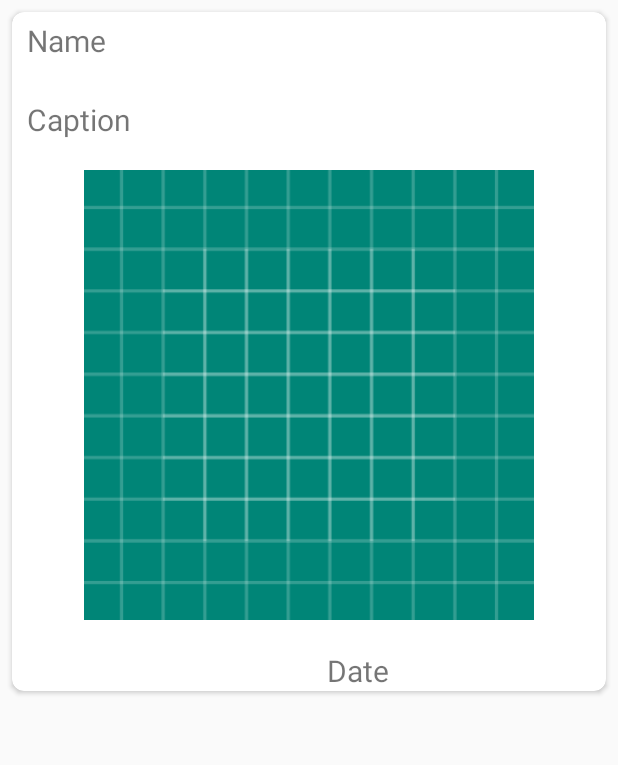
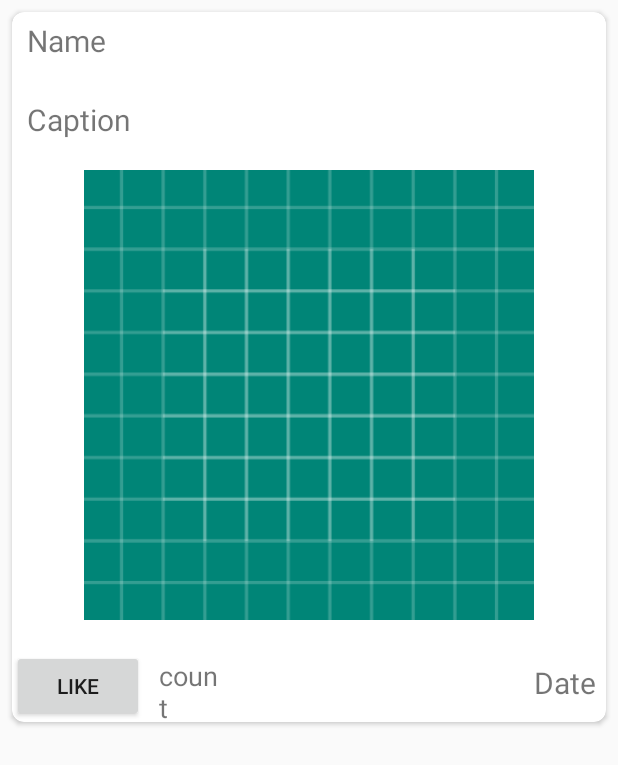
Before and after one commit to murligoel/INSTAGRAM, an Android app: the layout post_model.xml on its own in the app's theme, with its tools: preview values and no code run, on a phone screen of 412 x 824 dp. Shown: the top 765 px of the screen. Run offline under Robolectric (Android 15) with nearby library versions, the phone set to English and light mode, and no system bars.

Commit message:
added like feature for the posts

```diff
--- a/app/src/main/java/com/example/android/instagram/Interface/APIService.java
+++ b/app/src/main/java/com/example/android/instagram/Interface/APIService.java
@@ -2,6 +2,7 @@ package com.example.android.instagram.Interface;
 
 import com.example.android.instagram.fragments.SignUpFragment;
 import com.example.android.instagram.model.Auth;
+import com.example.android.instagram.model.Like;
 import com.example.android.instagram.model.Post;
 import com.example.android.instagram.model.PostList;
 import com.example.android.instagram.model.Profile;
@@ -62,5 +63,8 @@ public interface APIService {
     @GET("logout/")
     Call<ResponseBody> logOut(@Header("Authorzation") String authtoken);
 
+    @GET("like/{id}/")
+    Call<Like> createLike(@Path("id") String id, @Header("Authorization") String authToken);
+
 
 }
--- a/app/src/main/java/com/example/android/instagram/httpservice/HttpClientService.java
+++ b/app/src/main/java/com/example/android/instagram/httpservice/HttpClientService.java
@@ -16,7 +16,7 @@ public class HttpClientService {
 
 
         retrofit = new Retrofit.Builder()
-                .baseUrl("http://a362f339.ngrok.io/")
+                .baseUrl("http://692f2488.ngrok.io/")
                 .addConverterFactory(GsonConverterFactory.create())
                 .client(client)
                 .build();
--- a/app/src/main/res/layout/post_model.xml
+++ b/app/src/main/res/layout/post_model.xml
@@ -42,7 +42,23 @@
 
 <LinearLayout
     android:layout_width="match_parent"
-    android:layout_height="match_parent">
+    android:layout_height="match_parent"
+    android:orientation="horizontal">
+
+    <Button
+        android:id="@+id/post_like"
+        android:layout_width="wrap_content"
+        android:layout_height="wrap_content"
+        android:text="like"/>
+
+    <TextView
+        android:id="@+id/like_count"
+        android:layout_width="40dp"
+        android:layout_height="50dp"
+        android:text="count"
+        android:textSize="18dp"
+        android:layout_marginLeft="10dp"
+        android:layout_marginTop="-5dp" />
 
     <TextView
         android:id="@+id/date_view"
@@ -51,6 +67,8 @@
         android:text="Date"
         android:textSize="20dp"
         android:layout_marginLeft="210dp"/>
+
+
 </LinearLayout>
 
 </LinearLayout>
```
Also changed, not shown: app/src/main/java/com/example/android/instagram/adapter/PostAdapter.java (+47 -2 lines), app/src/main/java/com/example/android/instagram/model/Like.java (added, +14 -0 lines).
